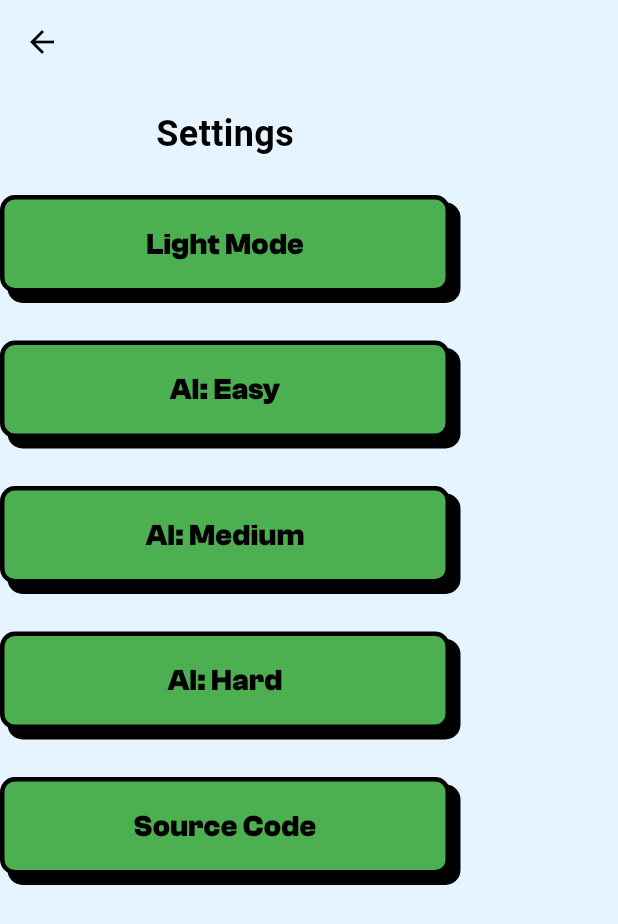
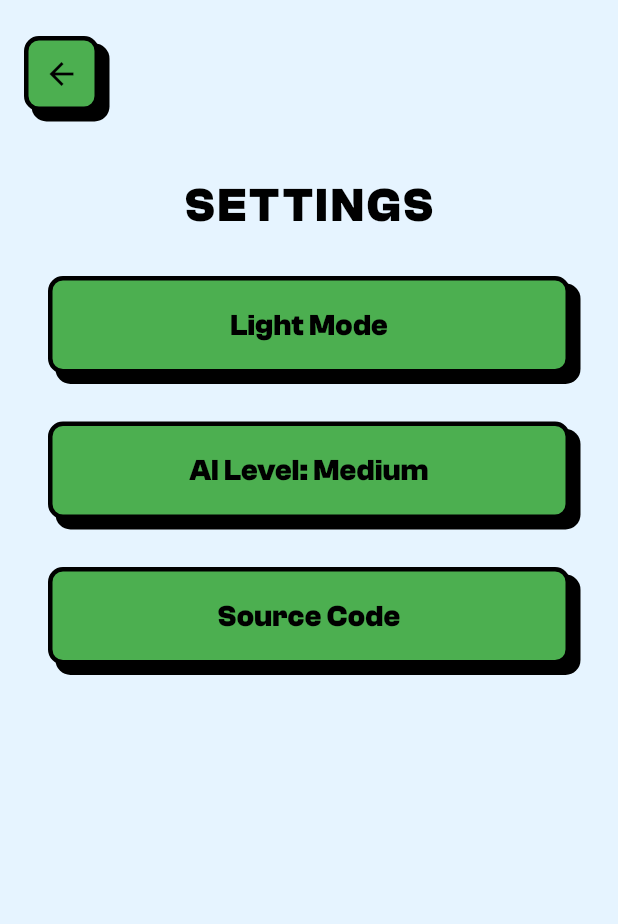
Before and after one commit to Dukeazeta/tictackoko, a Flutter app: the SettingsScreen screen opened directly, on a phone screen of 412 x 824 dp. Shown: the top 924 px of the screen. Run offline on Flutter 3.47's test engine with Material 3 defaults, Android fonts, the phone set to English and light mode, and no system bars; our stand-ins replace flutter_riverpod, riverpod_annotation; generated files the repository leaves out were written again.

Commit message:
modified:   tictackoko/lib/screens/settings_screen.dart 	modified:   tictackoko/lib/widgets/game_button.dart

```diff
--- a/tictackoko/lib/screens/settings_screen.dart
+++ b/tictackoko/lib/screens/settings_screen.dart
@@ -8,65 +8,93 @@ import '../widgets/game_button.dart';
 class SettingsScreen extends ConsumerWidget {
   const SettingsScreen({super.key});
 
+  String getDifficultyText(AIDifficulty difficulty) {
+    switch (difficulty) {
+      case AIDifficulty.easy:
+        return 'AI Level: Easy';
+      case AIDifficulty.medium:
+        return 'AI Level: Medium';
+      case AIDifficulty.hard:
+        return 'AI Level: Hard';
+    }
+  }
+
+  AIDifficulty getNextDifficulty(AIDifficulty current) {
+    switch (current) {
+      case AIDifficulty.easy:
+        return AIDifficulty.medium;
+      case AIDifficulty.medium:
+        return AIDifficulty.hard;
+      case AIDifficulty.hard:
+        return AIDifficulty.easy;
+    }
+  }
+
   @override
   Widget build(BuildContext context, WidgetRef ref) {
     final settings = ref.watch(settingsNotifierProvider);
 
     return Scaffold(
       backgroundColor: AppColors.background,
-      appBar: AppBar(
-        backgroundColor: Colors.transparent,
-        elevation: 0,
-        leading: IconButton(
-          icon: const Icon(Icons.arrow_back, color: Colors.black),
-          onPressed: () => Navigator.pop(context),
-        ),
-      ),
       body: SafeArea(
         child: Column(
           children: [
+            Padding(
+              padding: const EdgeInsets.all(16.0),
+              child: Row(
+                mainAxisAlignment: MainAxisAlignment.start,
+                children: [
+                  GameButton(
+                    text: '',
+                    width: 50,
+                    height: 50,
+                    child: const Icon(Icons.arrow_back, color: Colors.black),
+                    onPressed: () => Navigator.pop(context),
+                  ),
+                ],
+              ),
+            ),
             const Padding(
               padding: EdgeInsets.all(16.0),
               child: Text(
-                'Settings',
+                'SETTINGS',
                 style: TextStyle(
                   color: Colors.black,
-                  fontSize: 24,
-                  fontWeight: FontWeight.bold,
+                  fontSize: 32,
+                  fontFamily: 'ClashGrotesk',
+                  fontWeight: FontWeight.w700,
+                  letterSpacing: 2,
                 ),
               ),
             ),
             Expanded(
               child: SingleChildScrollView(
+                child: Padding(
+                  padding: const EdgeInsets.symmetric(horizontal: 32.0),
                   child: Column(
+                    mainAxisAlignment: MainAxisAlignment.center,
+                    crossAxisAlignment: CrossAxisAlignment.stretch,
                     children: [
                       GameButton(
                         text: settings.isDarkMode ? 'Dark Mode' : 'Light Mode',
-                      onPressed: () => ref.read(settingsNotifierProvider.notifier).toggleTheme(),
+                        onPressed: () => ref
+                            .read(settingsNotifierProvider.notifier)
+                            .toggleTheme(),
                       ),
                       const SizedBox(height: 16),
                       GameButton(
-                      text: 'AI: Easy',
-                      onPressed: () => ref.read(settingsNotifierProvider.notifier)
-                          .setAIDifficulty(AIDifficulty.easy),
-                    ),
-                    const SizedBox(height: 16),
-                    GameButton(
-                      text: 'AI: Medium',
-                      onPressed: () => ref.read(settingsNotifierProvider.notifier)
-                          .setAIDifficulty(AIDifficulty.medium),
-                    ),
-                    const SizedBox(height: 16),
-                    GameButton(
-                      text: 'AI: Hard',
-                      onPressed: () => ref.read(settingsNotifierProvider.notifier)
-                          .setAIDifficulty(AIDifficulty.hard),
+                        text: getDifficultyText(settings.aiDifficulty),
+                        onPressed: () => ref
+                            .read(settingsNotifierProvider.notifier)
+                            .setAIDifficulty(
+                                getNextDifficulty(settings.aiDifficulty)),
                       ),
                       const SizedBox(height: 16),
                       GameButton(
                         text: 'Source Code',
                         onPressed: () async {
-                        final url = Uri.parse('https://github.com/yourusername/tictackoko');
+                          final url = Uri.parse(
+                              'https://github.com/yourusername/tictackoko');
                           if (await canLaunchUrl(url)) {
                             await launchUrl(url);
                           }
@@ -76,6 +104,7 @@ class SettingsScreen extends ConsumerWidget {
                   ),
                 ),
               ),
+            ),
           ],
         ),
       ),
--- a/tictackoko/lib/widgets/game_button.dart
+++ b/tictackoko/lib/widgets/game_button.dart
@@ -4,18 +4,24 @@ import '../utils/constants.dart';
 class GameButton extends StatelessWidget {
   final String text;
   final VoidCallback onPressed;
+  final double? width;
+  final double? height;
+  final Widget? child;
 
   const GameButton({
     super.key,
     required this.text,
     required this.onPressed,
+    this.width = 300,
+    this.height = 65,
+    this.child,
   });
 
   @override
   Widget build(BuildContext context) {
     return Container(
-      width: 300,
-      height: 65,
+      width: width,
+      height: height,
       margin: const EdgeInsets.symmetric(vertical: 8),
       decoration: BoxDecoration(
         color: Colors.green,
@@ -38,13 +44,13 @@ class GameButton extends StatelessWidget {
           borderRadius: BorderRadius.circular(10),
           onTap: onPressed,
           child: Center(
-            child: Text(
+            child: child ?? Text(
               text,
               style: const TextStyle(
+                fontSize: 20,
+                fontWeight: FontWeight.bold,
                 fontFamily: 'ClashGrotesk',
                 color: Colors.black,
-                fontSize: 20,
-                fontWeight: FontWeight.bold,
               ),
             ),
           ),
```
Lines whose indentation alone changed are shown as unchanged.
